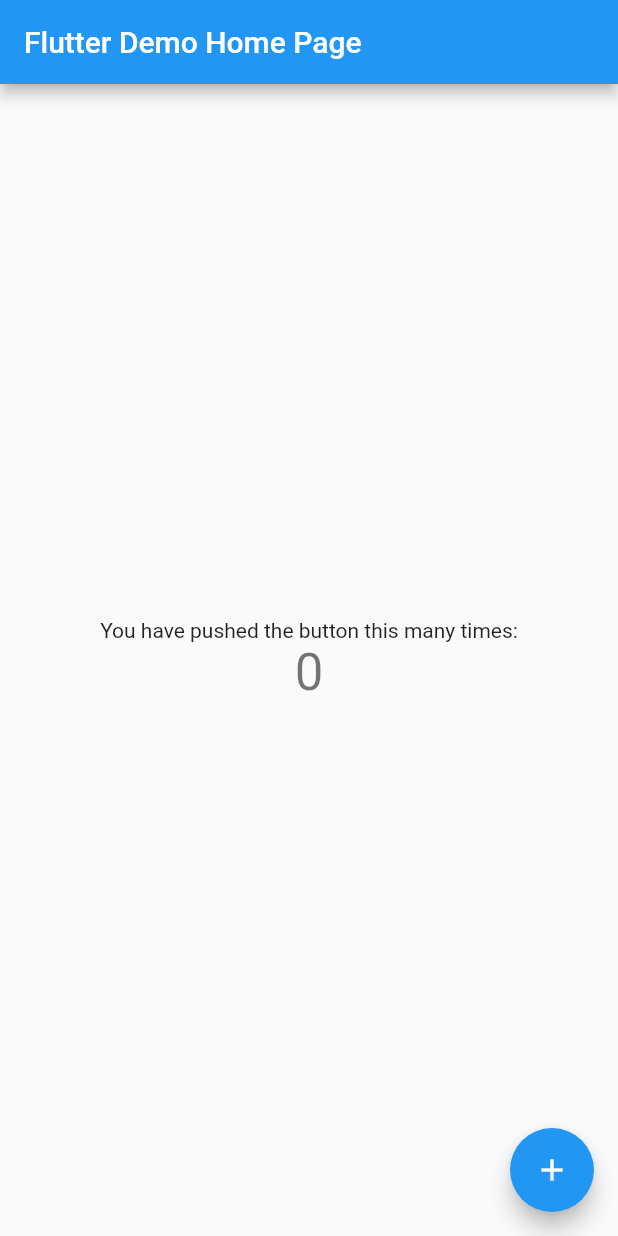
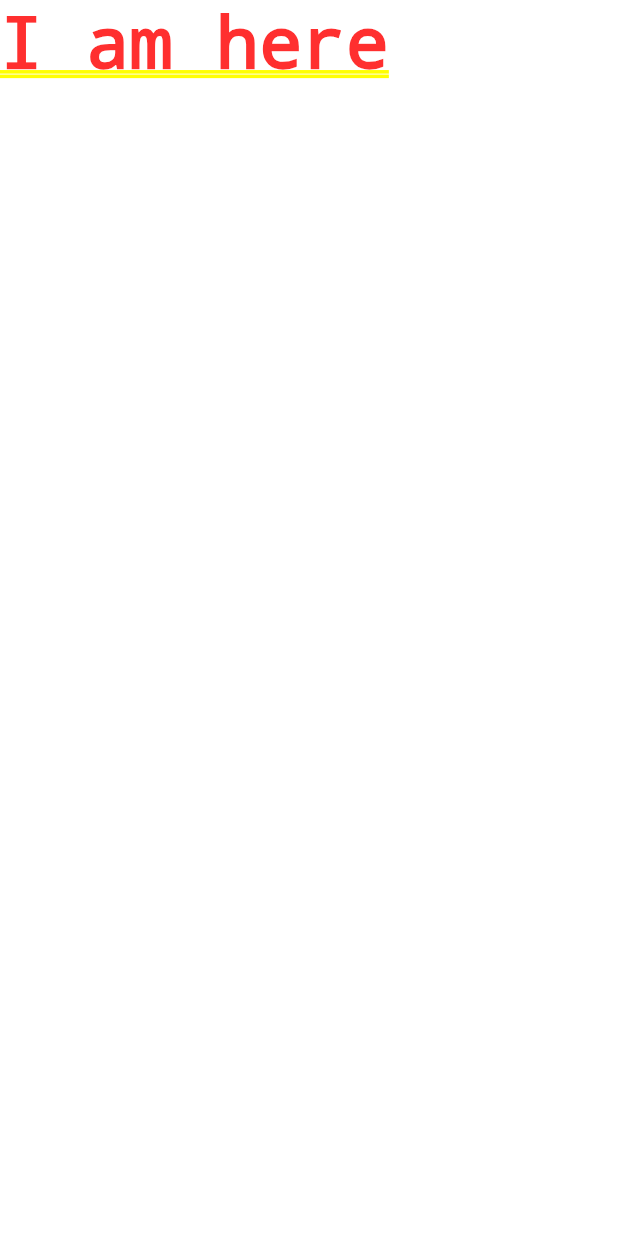
Before and after one commit to Rabin24/flutter-todo-basic, a Flutter app: the screen it shows after launch, on a phone screen of 412 x 824 dp. Run offline on Flutter 3.47's test engine with Material 2 defaults, Android fonts, the light colour scheme and no system bars.

Commit message:
login page halyo

```diff
--- /dev/null
+++ b/lib/login.dart
@@ -0,0 +1,17 @@
+import 'package:flutter/material.dart';
+
+class LoginScreen extends StatefulWidget {
+  const LoginScreen({super.key});
+
+  @override
+  State<LoginScreen> createState() => _LoginScreenState();
+}
+
+class _LoginScreenState extends State<LoginScreen> {
+  @override
+  Widget build(BuildContext context) {
+    return Container(
+      child: const Text('I am here'),
+    );
+  }
+}
--- a/lib/main.dart
+++ b/lib/main.dart
@@ -1,4 +1,5 @@
 import 'package:flutter/material.dart';
+import 'package:todo_basic/login.dart';
 
 void main() {
   runApp(const MyApp());
@@ -24,92 +25,7 @@
         // is not restarted.
         primarySwatch: Colors.blue,
       ),
-      home: const MyHomePage(title: 'Flutter Demo Home Page'),
+      home: LoginScreen(),
     );
   }
 }
-
-class MyHomePage extends StatefulWidget {
-  const MyHomePage({Key? key, required this.title}) : super(key: key);
-
-  // This widget is the home page of your application. It is stateful, meaning
-  // that it has a State object (defined below) that contains fields that affect
-  // how it looks.
-
-  // This class is the configuration for the state. It holds the values (in this
-  // case the title) provided by the parent (in this case the App widget) and
-  // used by the build method of the State. Fields in a Widget subclass are
-  // always marked "final".
-
-  final String title;
-
-  @override
-  State<MyHomePage> createState() => _MyHomePageState();
-}
-
-class _MyHomePageState extends State<MyHomePage> {
-  int _counter = 0;
-
-  void _incrementCounter() {
-    setState(() {
-      // This call to setState tells the Flutter framework that something has
-      // changed in this State, which causes it to rerun the build method below
-      // so that the display can reflect the updated values. If we changed
-      // _counter without calling setState(), then the build method would not be
-      // called again, and so nothing would appear to happen.
-      _counter++;
-    });
-  }
-
-  @override
-  Widget build(BuildContext context) {
-    // This method is rerun every time setState is called, for instance as done
-    // by the _incrementCounter method above.
-    //
-    // The Flutter framework has been optimized to make rerunning build methods
-    // fast, so that you can just rebuild anything that needs updating rather
-    // than having to individually change instances of widgets.
-    return Scaffold(
-      appBar: AppBar(
-        // Here we take the value from the MyHomePage object that was created by
-        // the App.build method, and use it to set our appbar title.
-        title: Text(widget.title),
-      ),
-      body: Center(
-        // Center is a layout widget. It takes a single child and positions it
-        // in the middle of the parent.
-        child: Column(
-          // Column is also a layout widget. It takes a list of children and
-          // arranges them vertically. By default, it sizes itself to fit its
-          // children horizontally, and tries to be as tall as its parent.
-          //
-          // Invoke "debug painting" (press "p" in the console, choose the
-          // "Toggle Debug Paint" action from the Flutter Inspector in Android
-          // Studio, or the "Toggle Debug Paint" command in Visual Studio Code)
-          // to see the wireframe for each widget.
-          //
-          // Column has various properties to control how it sizes itself and
-          // how it positions its children. Here we use mainAxisAlignment to
-          // center the children vertically; the main axis here is the vertical
-          // axis because Columns are vertical (the cross axis would be
-          // horizontal).
-          mainAxisAlignment: MainAxisAlignment.center,
-          children: <Widget>[
-            const Text(
-              'You have pushed the button this many times:',
-            ),
-            Text(
-              '$_counter',
-              style: Theme.of(context).textTheme.headline4,
-            ),
-          ],
-        ),
-      ),
-      floatingActionButton: FloatingActionButton(
-        onPressed: _incrementCounter,
-        tooltip: 'Increment',
-        child: const Icon(Icons.add),
-      ), // This trailing comma makes auto-formatting nicer for build methods.
-    );
-  }
-}
```
